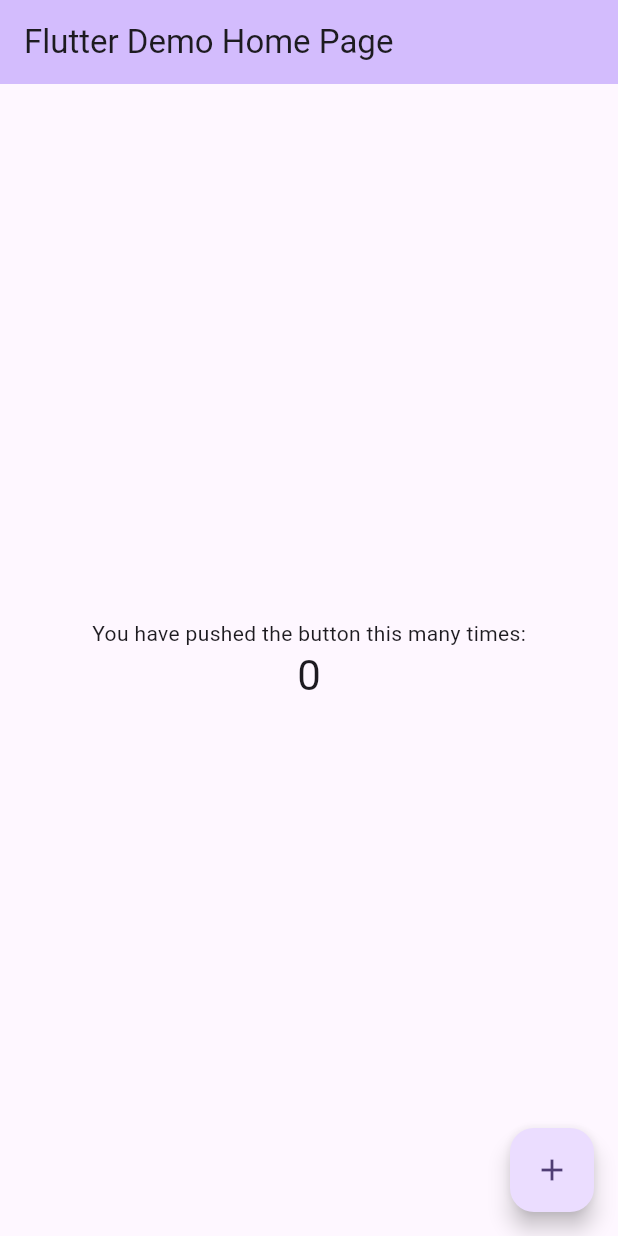
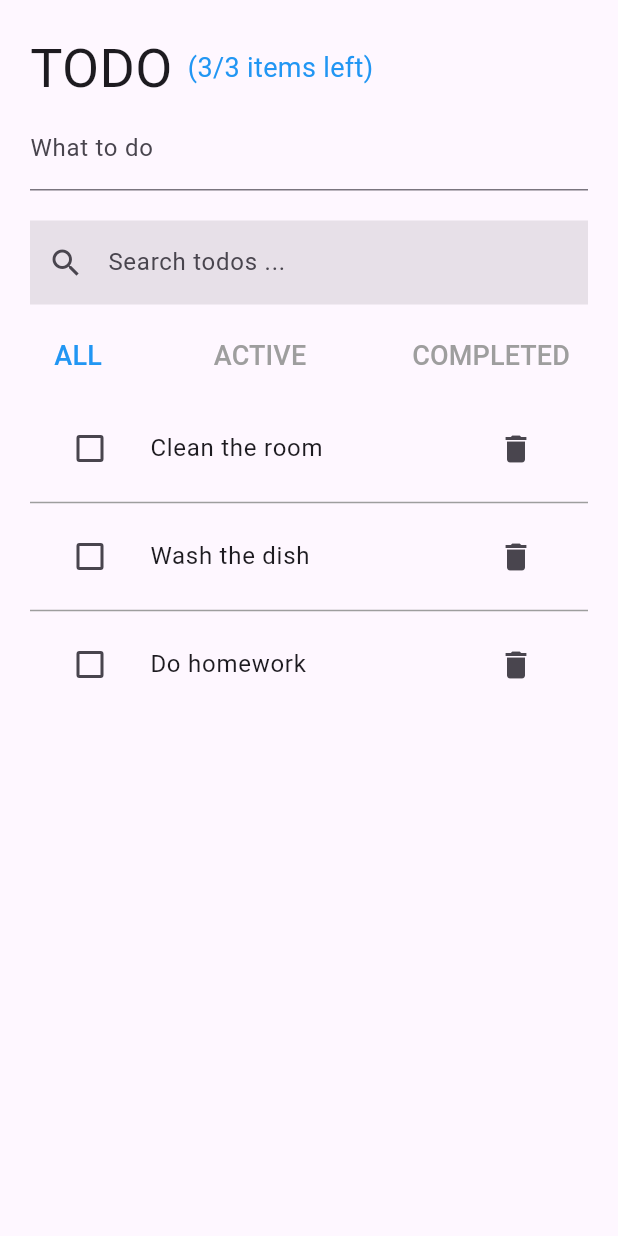
Before and after one commit to yuuki-kikuchi-cr7/todo-flutter-app, a Flutter app: the screen it shows after launch, on a phone screen of 412 x 824 dp. Run offline on Flutter 3.47's test engine with Material 3 defaults, Android fonts, the phone set to English and light mode, and no system bars; our stand-ins replace flutter_riverpod, freezed_annotation, riverpod_annotation; generated files the repository leaves out were written again.

Commit message:
add widget

```diff
--- a/lib/main.dart
+++ b/lib/main.dart
@@ -1,7 +1,13 @@
 import 'package:flutter/material.dart';
+import 'package:flutter_riverpod/flutter_riverpod.dart';
+import 'package:todo_flutter_app/pages/todos_page.dart';
 
 void main() {
-  runApp(const MyApp());
+  runApp(
+    const ProviderScope(
+      child: MyApp(),
+    ),
+  );
 }
 
 class MyApp extends StatelessWidget {
@@ -10,60 +16,13 @@ class MyApp extends StatelessWidget {
   @override
   Widget build(BuildContext context) {
     return MaterialApp(
-      title: 'Flutter Demo',
+      title: 'Todos',
+      debugShowCheckedModeBanner: false,
       theme: ThemeData(
         colorScheme: ColorScheme.fromSeed(seedColor: Colors.deepPurple),
         useMaterial3: true,
       ),
-      home: const MyHomePage(title: 'Flutter Demo Home Page'),
+      home: const TodosPage(),
     );
   }
 }
-
-class MyHomePage extends StatefulWidget {
-  const MyHomePage({super.key, required this.title});
-
-  final String title;
-
-  @override
-  State<MyHomePage> createState() => _MyHomePageState();
-}
-
-class _MyHomePageState extends State<MyHomePage> {
-  int _counter = 0;
-
-  void _incrementCounter() {
-    setState(() {
-      _counter++;
-    });
-  }
-
-  @override
-  Widget build(BuildContext context) {
-    return Scaffold(
-      appBar: AppBar(
-        backgroundColor: Theme.of(context).colorScheme.inversePrimary,
-        title: Text(widget.title),
-      ),
-      body: Center(
-        child: Column(
-          mainAxisAlignment: MainAxisAlignment.center,
-          children: <Widget>[
-            const Text(
-              'You have pushed the button this many times:',
-            ),
-            Text(
-              '$_counter',
-              style: Theme.of(context).textTheme.headlineMedium,
-            ),
-          ],
-        ),
-      ),
-      floatingActionButton: FloatingActionButton(
-        onPressed: _incrementCounter,
-        tooltip: 'Increment',
-        child: const Icon(Icons.add),
-      ),
-    );
-  }
-}
--- a/lib/pages/providers/todo_list/todo_list_provider.dart
+++ b/lib/pages/providers/todo_list/todo_list_provider.dart
@@ -16,6 +16,7 @@ class TodoList extends _$TodoList {
 
   void addTodo(String desc) {
     state = [...state, Todo.add(desc: desc)];
+    print(state);
   }
 
   void editTodo(String desc, String id) {
--- /dev/null
+++ b/lib/pages/todos_page.dart
@@ -0,0 +1,39 @@
+import 'package:flutter/material.dart';
+import 'package:todo_flutter_app/pages/widgets/filter_todo.dart';
+import 'package:todo_flutter_app/pages/widgets/new_todo.dart';
+import 'package:todo_flutter_app/pages/widgets/search_todo.dart';
+import 'package:todo_flutter_app/pages/widgets/show_todos.dart';
+import 'package:todo_flutter_app/pages/widgets/todo_header.dart';
+
+class TodosPage extends StatelessWidget {
+  const TodosPage({super.key});
+
+  @override
+  Widget build(BuildContext context) {
+    return SafeArea(
+      child: Scaffold(
+        body: Padding(
+          padding: const EdgeInsets.all(20.0),
+          child: Column(
+            children: [
+              TodoHeader(),
+              NewTodo(),
+              SizedBox(
+                height: 20,
+              ),
+              SearchTodo(),
+              SizedBox(
+                height: 10,
+              ),
+              FilterTodo(),
+              SizedBox(
+                height: 10,
+              ),
+              Expanded(child: ShowTodos()),
+            ],
+          ),
+        ),
+      ),
+    );
+  }
+}
--- /dev/null
+++ b/lib/pages/widgets/filter_todo.dart
@@ -0,0 +1,49 @@
+import 'package:flutter/material.dart';
+import 'package:flutter_riverpod/flutter_riverpod.dart';
+import 'package:todo_flutter_app/models/todo_model.dart';
+import 'package:todo_flutter_app/pages/providers/todo_filter/todo_filter_provider.dart';
+
+class FilterTodo extends StatelessWidget {
+  const FilterTodo({super.key});
+
+  @override
+  Widget build(BuildContext context) {
+    return const Row(
+      mainAxisAlignment: MainAxisAlignment.spaceBetween,
+      children: [
+        FilterButton(filter: Filter.all),
+        FilterButton(filter: Filter.active),
+        FilterButton(filter: Filter.completed),
+      ],
+    );
+  }
+}
+
+class FilterButton extends ConsumerWidget {
+  final Filter filter;
+  const FilterButton({
+    super.key,
+    required this.filter,
+  });
+
+  @override
+  Widget build(BuildContext context, WidgetRef ref) {
+    final currentFilter = ref.watch(todoFilterProvider);
+    return TextButton(
+      onPressed: () {
+        ref.read(todoFilterProvider.notifier).changeFilter(filter);
+      },
+      child: Text(
+        filter == Filter.all
+            ? "ALL"
+            : filter == Filter.active
+                ? "ACTIVE"
+                : "COMPLETED",
+        style: TextStyle(
+          color: filter == currentFilter ? Colors.blue : Colors.grey,
+          fontSize: 18,
+        ),
+      ),
+    );
+  }
+}
--- /dev/null
+++ b/lib/pages/widgets/new_todo.dart
@@ -0,0 +1,36 @@
+import 'package:flutter/material.dart';
+import 'package:flutter_riverpod/flutter_riverpod.dart';
+import 'package:todo_flutter_app/pages/providers/todo_list/todo_list_provider.dart';
+
+class NewTodo extends ConsumerStatefulWidget {
+  const NewTodo({super.key});
+
+  @override
+  ConsumerState<ConsumerStatefulWidget> createState() => _NewTodoState();
+}
+
+class _NewTodoState extends ConsumerState<NewTodo> {
+  final newTodoController = TextEditingController();
+
+  @override
+  void dispose() {
+    super.dispose();
+    newTodoController.dispose();
+  }
+
+  @override
+  Widget build(BuildContext context) {
+    return TextField(
+      controller: newTodoController,
+      decoration: const InputDecoration(
+        labelText: "What to do",
+      ),
+      onSubmitted: (String? desc) {
+        if (desc != null && desc.trim().isNotEmpty) {
+          ref.read(todoListProvider.notifier).addTodo(desc);
+          newTodoController.clear();
+        }
+      },
+    );
+  }
+}
--- /dev/null
+++ b/lib/pages/widgets/search_todo.dart
@@ -0,0 +1,24 @@
+import 'package:flutter/material.dart';
+import 'package:flutter_riverpod/flutter_riverpod.dart';
+import 'package:todo_flutter_app/pages/providers/todo_search/todo_search_provider.dart';
+
+class SearchTodo extends ConsumerWidget {
+  const SearchTodo({super.key});
+
+  @override
+  Widget build(BuildContext context, WidgetRef ref) {
+    return TextField(
+      decoration: const InputDecoration(
+        labelText: "Search todos ...",
+        border: InputBorder.none,
+        filled: true,
+        prefixIcon: Icon(Icons.search)
+      ),
+        onChanged: (String? newSearchTerm) {
+          if(newSearchTerm != null){
+            ref.read(todoSearchProvider.notifier).setSearchTerm(newSearchTerm);
+          }
+        },
+    );
+  }
+}
--- /dev/null
+++ b/lib/pages/widgets/show_todos.dart
@@ -0,0 +1,21 @@
+import 'package:flutter/material.dart';
+import 'package:flutter_riverpod/flutter_riverpod.dart';
+import 'package:todo_flutter_app/pages/providers/filtered_todos/filtered_todos_provider.dart';
+import 'package:todo_flutter_app/pages/widgets/todo_item.dart';
+
+class ShowTodos extends ConsumerWidget {
+  const ShowTodos({super.key});
+
+  @override
+  Widget build(BuildContext context, WidgetRef ref) {
+    final filteredTodos = ref.watch(filteredTodosProvider);
+    return ListView.separated(
+      itemBuilder: (context, index) {
+        final todo = filteredTodos[index];
+        return TodoItem(todo: todo);
+      },
+      separatorBuilder: (context, index) => const Divider(color: Colors.grey,),
+      itemCount: filteredTodos.length,
+    );
+  }
+}
--- /dev/null
+++ b/lib/pages/widgets/todo_header.dart
@@ -0,0 +1,32 @@
+import 'package:flutter/material.dart';
+import 'package:flutter_riverpod/flutter_riverpod.dart';
+import 'package:todo_flutter_app/pages/providers/active_todo_count/active_todo_count.dart';
+import 'package:todo_flutter_app/pages/providers/todo_list/todo_list_provider.dart';
+
+class TodoHeader extends ConsumerWidget {
+  const TodoHeader({super.key});
+
+  @override
+  Widget build(BuildContext context, WidgetRef ref) {
+    final activeTodoCount = ref.watch(activeTodoCountProvider);
+    final todos = ref.watch(todoListProvider).length;
+    return Row(
+      children: [
+        const Text(
+          "TODO",
+          style: TextStyle(fontSize: 36.0),
+        ),
+        const SizedBox(
+          width: 10,
+        ),
+        Text(
+          "($activeTodoCount/$todos item${activeTodoCount != 1 ? "s" : ""} left)",
+          style: const TextStyle(
+            fontSize: 18.0,
+            color: Colors.blue,
+          ),
+        )
+      ],
+    );
+  }
+}
--- /dev/null
+++ b/lib/pages/widgets/todo_item.dart
@@ -0,0 +1,124 @@
+import 'package:flutter/material.dart';
+import 'package:flutter_riverpod/flutter_riverpod.dart';
+import 'package:todo_flutter_app/models/todo_model.dart';
+import 'package:todo_flutter_app/pages/providers/todo_list/todo_list_provider.dart';
+
+class TodoItem extends ConsumerWidget {
+  final Todo todo;
+  const TodoItem({
+    super.key,
+    required this.todo,
+  });
+
+  @override
+  Widget build(BuildContext context, WidgetRef ref) {
+    return ListTile(
+      onTap: () {
+        showDialog(
+            context: context,
+            builder: (context) {
+              return ConfirmEditDialog(
+                todo: todo,
+              );
+            });
+      },
+      leading: Checkbox(
+        value: todo.completed,
+        onChanged: (bool? checked) {
+          ref.read(todoListProvider.notifier).toggleTodo(todo.id);
+        },
+      ),
+      title: Text(todo.desc),
+      trailing: IconButton(
+        onPressed: () async {
+          final removeOrNot = await showDialog(
+            context: context,
+            barrierDismissible: false,
+            builder: (context) {
+              return AlertDialog(
+                title: const Text("Are you sure"),
+                content: const Text("Do you really want to delete?"),
+                actions: [
+                  TextButton(
+                    onPressed: () => Navigator.of(context).pop(false),
+                    child: const Text("No"),
+                  ),
+                  TextButton(
+                    onPressed: () => Navigator.of(context).pop(true),
+                    child: const Text("Yes"),
+                  ),
+                ],
+              );
+            },
+          );
+          if (removeOrNot == true) {
+            ref.read(todoListProvider.notifier).deleteTodo(todo.id);
+          }
+        },
+        icon: const Icon(Icons.delete),
+      ),
+    );
+  }
+}
+
+class ConfirmEditDialog extends ConsumerStatefulWidget {
+  final Todo todo;
+  const ConfirmEditDialog({
+    super.key,
+    required this.todo,
+  });
+
+  @override
+  ConsumerState<ConsumerStatefulWidget> createState() =>
+      _ConfirmEditDialogState();
+}
+
+class _ConfirmEditDialogState extends ConsumerState<ConfirmEditDialog> {
+  late final TextEditingController textEditingController;
+  bool error = false;
+
+  @override
+  void initState() {
+    super.initState();
+    textEditingController = TextEditingController(text: widget.todo.desc);
+  }
+
+  @override
+  void dispose() {
+    super.dispose();
+    textEditingController.dispose();
+  }
+
+  @override
+  Widget build(BuildContext context) {
+    return AlertDialog(
+      title: const Text("Edit Todo"),
+      content: TextField(
+        controller: textEditingController,
+        autofocus: true,
+        decoration:
+            InputDecoration(errorText: error ? "Value can not be empty" : ""),
+      ),
+      actions: [
+        TextButton(
+          onPressed: () => Navigator.pop(context),
+          child: const Text("CANCEL"),
+        ),
+        TextButton(
+          onPressed: () {
+            error = textEditingController.text.isEmpty ? true : false;
+            if (error == true) {
+              setState(() {});
+            } else {
+              ref
+                  .read(todoListProvider.notifier)
+                  .editTodo(textEditingController.text, widget.todo.id);
+              Navigator.pop(context);
+            }
+          },
+          child: const Text("EDIT"),
+        ),
+      ],
+    );
+  }
+}
```
